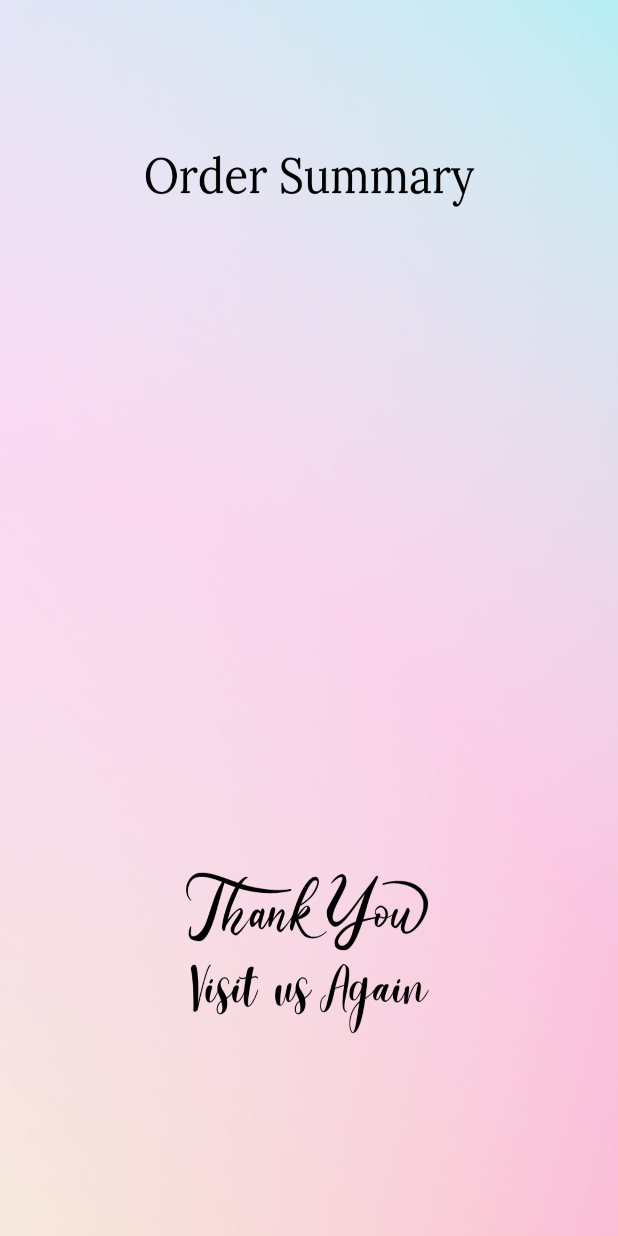
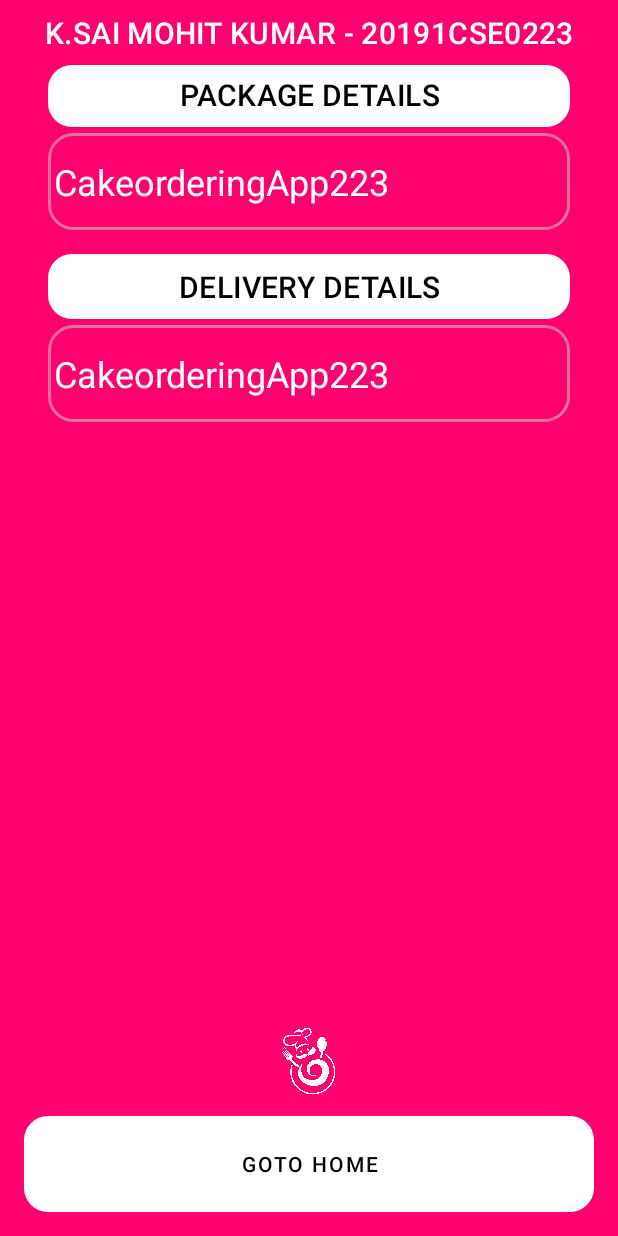
Before and after one commit to bhuvancom/CakeorderingApp223, an Android app: the layout activity_main4.xml on its own in the app's theme, with its tools: preview values and no code run, on a phone screen of 412 x 824 dp. Run offline under Robolectric (Android 15) with nearby library versions, the light colour scheme and no system bars.

Commit message:
details screen data

```diff
--- a/app/src/main/java/com/example/cakeorderingapp202/MainActivity4.java
+++ b/app/src/main/java/com/example/cakeorderingapp202/MainActivity4.java
@@ -4,23 +4,34 @@ import androidx.appcompat.app.AppCompatActivity;
 
 import android.content.Intent;
 import android.os.Bundle;
+import android.view.View;
 import android.widget.TextView;
 
 public class MainActivity4 extends AppCompatActivity {
     TextView invoice;
+    TextView contactDetails;
 
     @Override
     protected void onCreate(Bundle savedInstanceState) {
         super.onCreate(savedInstanceState);
         setContentView(R.layout.activity_main4);
-        invoice = findViewById(R.id.textView2);
+        invoice = findViewById(R.id.tv_package);
+        contactDetails = findViewById(R.id.tv_contact_details);
+        findViewById(R.id.btn_home).setOnClickListener(new View.OnClickListener() {
+            @Override
+            public void onClick(View view) {
+                startActivity(new Intent(MainActivity4.this, MainActivity2.class));
+                finishAffinity();
+            }
+        });
+
         Intent intent = getIntent();
         String name = intent.getStringExtra("name");
         String phone_number = intent.getStringExtra("phone");
         String address = intent.getStringExtra("address");
         String result1 = intent.getStringExtra("result");
         String date = intent.getStringExtra("date");
-        invoice.setText(new StringBuilder().append("Customer Name : ").append(name).append("\n").append("Phone Number : ").append(phone_number).append("\n").append("Address : ").append(address).append("\n").append(result1).append("\n").append("Delivery Date : ").append(date).append("\n").toString());
-
+        contactDetails.setText(getString(R.string.contact_details, name, phone_number, address, date));
+        invoice.setText(getString(R.string.delivery_content, result1));
     }
 }
--- a/app/src/main/res/layout/activity_main3.xml
+++ b/app/src/main/res/layout/activity_main3.xml
@@ -11,6 +11,7 @@
         android:id="@+id/tv_menu_top"
         android:layout_width="match_parent"
         android:layout_height="wrap_content"
+        android:textAlignment="center"
         android:padding="8dp"
         android:text="@string/menu_sc_mohit"
         android:textAppearance="@style/TextAppearance.MaterialComponents.Headline6"
@@ -251,7 +252,6 @@
         android:layout_width="match_parent"
         android:layout_height="64dp"
         android:layout_alignParentBottom="true"
-        android:layout_centerHorizontal="true"
         android:text="Order Now"
         android:textColor="@color/black"
         app:backgroundTint="@color/white" />
--- a/app/src/main/res/layout/activity_main4.xml
+++ b/app/src/main/res/layout/activity_main4.xml
@@ -1,22 +1,120 @@
 <?xml version="1.0" encoding="utf-8"?>
-<androidx.constraintlayout.widget.ConstraintLayout xmlns:android="http://schemas.android.com/apk/res/android"
+<RelativeLayout xmlns:android="http://schemas.android.com/apk/res/android"
     xmlns:app="http://schemas.android.com/apk/res-auto"
     xmlns:tools="http://schemas.android.com/tools"
     android:layout_width="match_parent"
     android:layout_height="match_parent"
-    android:background="@drawable/pic4"
+    android:background="@color/bg_color"
     tools:context=".MainActivity4">
 
     <TextView
-        android:id="@+id/textView2"
-        android:layout_width="236dp"
-        android:layout_height="320dp"
-        android:layout_marginTop="157dp"
-        android:gravity="center"
-        android:textStyle="italic"
-        android:textSize="20sp"
+        android:id="@+id/tv_menu_top"
+        android:layout_width="match_parent"
+        android:layout_height="wrap_content"
+        android:padding="8dp"
+        android:text="@string/menu_sc_mohit"
+        android:textAlignment="center"
+        android:textAppearance="@style/TextAppearance.MaterialComponents.Headline6"
+        android:textColor="@color/white" />
+
+    <ScrollView
+        android:layout_width="match_parent"
+        android:layout_height="wrap_content"
+        android:layout_below="@id/tv_menu_top">
+
+        <LinearLayout
+            android:layout_width="match_parent"
+            android:layout_height="wrap_content"
+            android:orientation="vertical">
+
+            <TextView
+                android:id="@+id/tv_pkg"
+                android:layout_width="match_parent"
+                android:layout_height="wrap_content"
+                android:layout_marginStart="32dp"
+                android:layout_marginEnd="32dp"
+                android:background="@drawable/btn_rounded"
+                android:paddingStart="64dp"
+                android:paddingTop="6dp"
+                android:paddingEnd="64dp"
+                android:paddingBottom="8dp"
+                android:text="@string/package_details"
+                android:textAlignment="center"
+                android:textAllCaps="true"
+                android:textAppearance="@style/TextAppearance.MaterialComponents.Headline6"
+                android:textColor="@color/black" />
+
+            <TextView
+                android:id="@+id/tv_package"
+                android:layout_width="match_parent"
+                android:layout_height="wrap_content"
+                android:layout_marginStart="32dp"
+                android:layout_marginTop="4dp"
+                android:layout_marginEnd="32dp"
+                android:background="@drawable/btn_rounded_border"
+                android:paddingStart="4dp"
+                android:paddingTop="16dp"
+                android:paddingEnd="4dp"
+                android:paddingBottom="16dp"
+                android:textAppearance="@style/TextAppearance.Material3.HeadlineSmall"
+                android:textColor="@color/white"
+                tools:text="@string/app_name" />
+
+            <TextView
+                android:id="@+id/tv_contact"
+                android:layout_width="match_parent"
+                android:layout_height="wrap_content"
+                android:layout_marginStart="32dp"
+                android:layout_marginTop="16dp"
+                android:layout_marginEnd="32dp"
+                android:background="@drawable/btn_rounded"
+                android:paddingStart="64dp"
+                android:paddingTop="8dp"
+                android:paddingEnd="64dp"
+                android:paddingBottom="8dp"
+                android:text="@string/delivery_details"
+                android:textAlignment="center"
+                android:textAllCaps="true"
+                android:textAppearance="@style/TextAppearance.MaterialComponents.Headline6"
+                android:textColor="@color/black" />
+
+            <TextView
+                android:id="@+id/tv_contact_details"
+                android:layout_width="match_parent"
+                android:layout_height="wrap_content"
+                android:layout_marginStart="32dp"
+                android:layout_marginTop="4dp"
+                android:layout_marginEnd="32dp"
+                android:background="@drawable/btn_rounded_border"
+                android:paddingStart="4dp"
+                android:paddingTop="16dp"
+                android:paddingEnd="4dp"
+                android:paddingBottom="16dp"
+                android:textAppearance="@style/TextAppearance.Material3.HeadlineSmall"
+                android:textColor="@color/white"
+                tools:text="@string/app_name" />
+        </LinearLayout>
+    </ScrollView>
+
+
+    <ImageView
+        android:id="@+id/iv_lgo"
+        android:layout_width="72dp"
+        android:layout_height="72dp"
+        android:layout_above="@id/btn_home"
+        android:layout_centerHorizontal="true"
+        android:src="@drawable/logo_img" />
+
+    <Button
+        android:id="@+id/btn_home"
+        android:layout_width="match_parent"
+        android:layout_height="64dp"
+        android:layout_alignParentBottom="true"
+        android:layout_marginStart="16dp"
+        android:layout_marginEnd="16dp"
+        android:layout_marginBottom="16dp"
+        android:background="@drawable/btn_rounded"
+        android:text="@string/home"
         android:textColor="@color/black"
-        app:layout_constraintEnd_toEndOf="parent"
-        app:layout_constraintStart_toStartOf="parent"
-        app:layout_constraintTop_toTopOf="parent" />
-</androidx.constraintlayout.widget.ConstraintLayout>
+        app:backgroundTint="@color/white" />
+</RelativeLayout>
--- a/app/src/main/res/values/strings.xml
+++ b/app/src/main/res/values/strings.xml
@@ -9,4 +9,9 @@
     <string name="name">Name</string>
     <string name="mobile">Contact Number</string>
     <string name="address">Address</string>
+    <string name="home">Goto Home</string>
+    <string name="package_details">Package Details</string>
+    <string name="delivery_details">Delivery Details</string>
+    <string name="delivery_content">%s</string>
+    <string name="contact_details">Customer Name :\t%s\nMobile :\t%s\nAddress :\t%s\nDelivery Date : \t%s</string>
 </resources>
```
